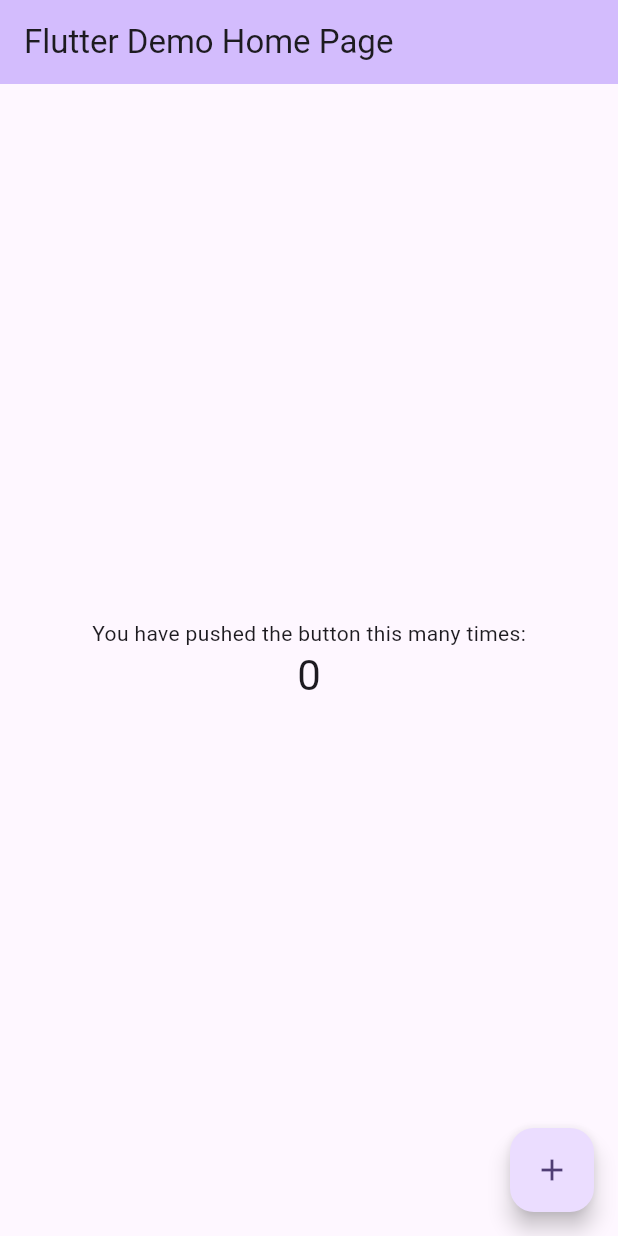
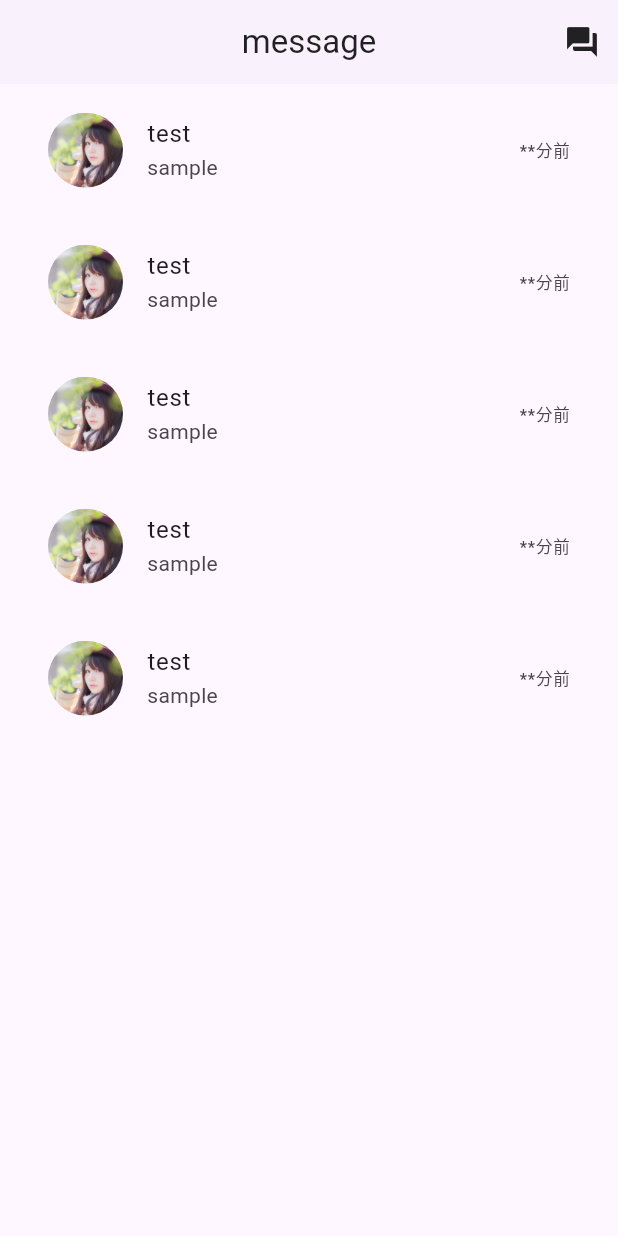
Before and after one commit to yamazakimina/test_flutter_01, a Flutter app: the screen it shows after launch, on a phone screen of 412 x 824 dp. Run offline on Flutter 3.47's test engine with Material 3 defaults, Android fonts, the phone set to English and light mode, and no system bars.

Commit message:
Talk画面

```diff
--- a/lib/main.dart
+++ b/lib/main.dart
@@ -1,4 +1,5 @@
 import 'package:flutter/material.dart';
+import 'message_wedget.dart';
 
 void main() {
   runApp(const MyApp());
@@ -7,119 +8,40 @@
 class MyApp extends StatelessWidget {
   const MyApp({super.key});
 
-  // This widget is the root of your application.
   @override
   Widget build(BuildContext context) {
-    return MaterialApp(
-      title: 'Flutter Demo',
-      theme: ThemeData(
-        // This is the theme of your application.
-        //
-        // TRY THIS: Try running your application with "flutter run". You'll see
-        // the application has a purple toolbar. Then, without quitting the app,
-        // try changing the seedColor in the colorScheme below to Colors.green
-        // and then invoke "hot reload" (save your changes or press the "hot
-        // reload" button in a Flutter-supported IDE, or press "r" if you used
-        // the command line to start the app).
-        //
-        // Notice that the counter didn't reset back to zero; the application
-        // state is not lost during the reload. To reset the state, use hot
-        // restart instead.
-        //
-        // This works for code too, not just values: Most code changes can be
-        // tested with just a hot reload.
-        colorScheme: ColorScheme.fromSeed(seedColor: Colors.deepPurple),
-        useMaterial3: true,
-      ),
-      home: const MyHomePage(title: 'Flutter Demo Home Page'),
+    return const MaterialApp(
+      title: 'Chat App',
+      home: ChatScreen(),
     );
   }
 }
 
-class MyHomePage extends StatefulWidget {
-  const MyHomePage({super.key, required this.title});
-
-  // This widget is the home page of your application. It is stateful, meaning
-  // that it has a State object (defined below) that contains fields that affect
-  // how it looks.
-
-  // This class is the configuration for the state. It holds the values (in this
-  // case the title) provided by the parent (in this case the App widget) and
-  // used by the build method of the State. Fields in a Widget subclass are
-  // always marked "final".
-
-  final String title;
-
-  @override
-  State<MyHomePage> createState() => _MyHomePageState();
-}
-
-class _MyHomePageState extends State<MyHomePage> {
-  int _counter = 0;
-
-  void _incrementCounter() {
-    setState(() {
-      // This call to setState tells the Flutter framework that something has
-      // changed in this State, which causes it to rerun the build method below
-      // so that the display can reflect the updated values. If we changed
-      // _counter without calling setState(), then the build method would not be
-      // called again, and so nothing would appear to happen.
-      _counter++;
-    });
-  }
+class ChatScreen extends StatelessWidget {
+  const ChatScreen({super.key});
 
   @override
   Widget build(BuildContext context) {
-    // This method is rerun every time setState is called, for instance as done
-    // by the _incrementCounter method above.
-    //
-    // The Flutter framework has been optimized to make rerunning build methods
-    // fast, so that you can just rebuild anything that needs updating rather
-    // than having to individually change instances of widgets.
     return Scaffold(
       appBar: AppBar(
-        // TRY THIS: Try changing the color here to a specific color (to
-        // Colors.amber, perhaps?) and trigger a hot reload to see the AppBar
-        // change color while the other colors stay the same.
-        backgroundColor: Theme.of(context).colorScheme.inversePrimary,
-        // Here we take the value from the MyHomePage object that was created by
-        // the App.build method, and use it to set our appbar title.
-        title: Text(widget.title),
+        backgroundColor: Theme.of(context).canvasColor,
+        elevation: .6,
+        title: const Text(
+          'message',
+          style: TextStyle(color: Colors.black87),
+        ),
+        actions: <Widget>[
+          IconButton(
+            onPressed: () {},
+            icon: const Icon(Icons.forum),
+            color: Colors.black87,
+          ),
+        ],
+        centerTitle: true,
       ),
-      body: Center(
-        // Center is a layout widget. It takes a single child and positions it
-        // in the middle of the parent.
-        child: Column(
-          // Column is also a layout widget. It takes a list of children and
-          // arranges them vertically. By default, it sizes itself to fit its
-          // children horizontally, and tries to be as tall as its parent.
-          //
-          // Column has various properties to control how it sizes itself and
-          // how it positions its children. Here we use mainAxisAlignment to
-          // center the children vertically; the main axis here is the vertical
-          // axis because Columns are vertical (the cross axis would be
-          // horizontal).
-          //
-          // TRY THIS: Invoke "debug painting" (choose the "Toggle Debug Paint"
-          // action in the IDE, or press "p" in the console), to see the
-          // wireframe for each widget.
-          mainAxisAlignment: MainAxisAlignment.center,
-          children: <Widget>[
-            const Text(
-              'You have pushed the button this many times:',
-            ),
-            Text(
-              '$_counter',
-              style: Theme.of(context).textTheme.headlineMedium,
-            ),
-          ],
-        ),
+      body: const SafeArea(
+        child: MessageWedget(),
       ),
-      floatingActionButton: FloatingActionButton(
-        onPressed: _incrementCounter,
-        tooltip: 'Increment',
-        child: const Icon(Icons.add),
-      ), // This trailing comma makes auto-formatting nicer for build methods.
     );
   }
 }
--- /dev/null
+++ b/lib/message_wedget.dart
@@ -0,0 +1,93 @@
+import 'chat.dart';
+import 'package:flutter/material.dart';
+
+class MessageWedget extends StatelessWidget {
+  const MessageWedget({
+    super.key,
+  });
+
+  @override
+  Widget build(BuildContext context) {
+    return ListView(
+      children: <Widget>[
+        ListTile(
+          onTap: () {
+            Navigator.of(context)
+                .push(MaterialPageRoute(builder: (BuildContext context) {
+              return const Chat();
+            }));
+          },
+          contentPadding:
+              const EdgeInsets.symmetric(horizontal: 32, vertical: 8),
+          leading: ClipOval(
+            child: Image.asset(
+              'assets/img/1.jpg',
+              width: 50,
+              height: 50,
+              fit: BoxFit.cover,
+            ),
+          ),
+          trailing: const Text('**分前'),
+          title: const Text('test'),
+          subtitle: const Text('sample'),
+        ),
+        ListTile(
+          contentPadding: EdgeInsets.symmetric(horizontal: 32, vertical: 8),
+          leading: ClipOval(
+            child: Image.asset(
+              'assets/img/1.jpg',
+              width: 50,
+              height: 50,
+              fit: BoxFit.cover,
+            ),
+          ),
+          trailing: Text('**分前'),
+          title: Text('test'),
+          subtitle: Text('sample'),
+        ),
+        ListTile(
+          contentPadding: EdgeInsets.symmetric(horizontal: 32, vertical: 8),
+          leading: ClipOval(
+            child: Image.asset(
+              'assets/img/1.jpg',
+              width: 50,
+              height: 50,
+              fit: BoxFit.cover,
+            ),
+          ),
+          trailing: Text('**分前'),
+          title: Text('test'),
+          subtitle: Text('sample'),
+        ),
+        ListTile(
+          contentPadding: EdgeInsets.symmetric(horizontal: 32, vertical: 8),
+          leading: ClipOval(
+            child: Image.asset(
+              'assets/img/1.jpg',
+              width: 50,
+              height: 50,
+              fit: BoxFit.cover,
+            ),
+          ),
+          trailing: Text('**分前'),
+          title: Text('test'),
+          subtitle: Text('sample'),
+        ),
+        ListTile(
+          contentPadding: EdgeInsets.symmetric(horizontal: 32, vertical: 8),
+          leading: ClipOval(
+            child: Image.asset(
+              'assets/img/1.jpg',
+              width: 50,
+              height: 50,
+              fit: BoxFit.cover,
+            ),
+          ),
+          trailing: Text('**分前'),
+          title: Text('test'),
+          subtitle: Text('sample'),
+        ),
+      ],
+    );
+  }
+}
--- a/pubspec.yaml
+++ b/pubspec.yaml
@@ -59,9 +59,8 @@
   uses-material-design: true
 
   # To add assets to your application, add an assets section, like this:
-  # assets:
-  #   - images/a_dot_burr.jpeg
-  #   - images/a_dot_ham.jpeg
+  assets:
+    - assets/img/1.jpg
 
   # An image asset can refer to one or more resolution-specific "variants", see
   # https://flutter.dev/assets-and-images/#resolution-aware
```
Also changed, not shown: lib/chat.dart (added, +131 -0 lines), assets/img/1.jpg (added).
